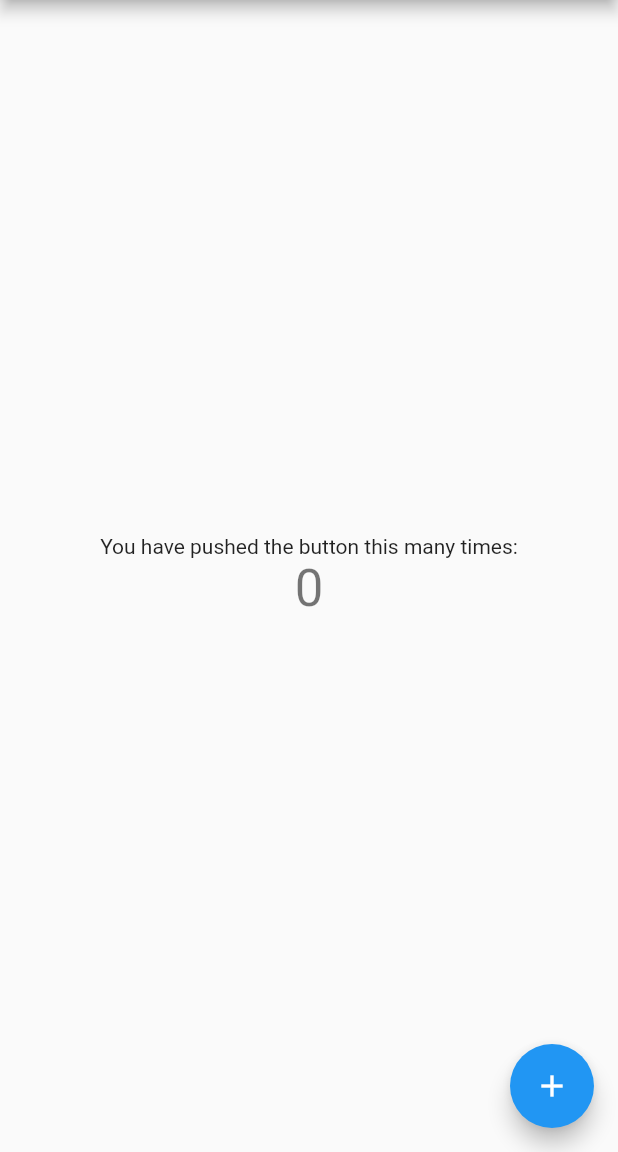
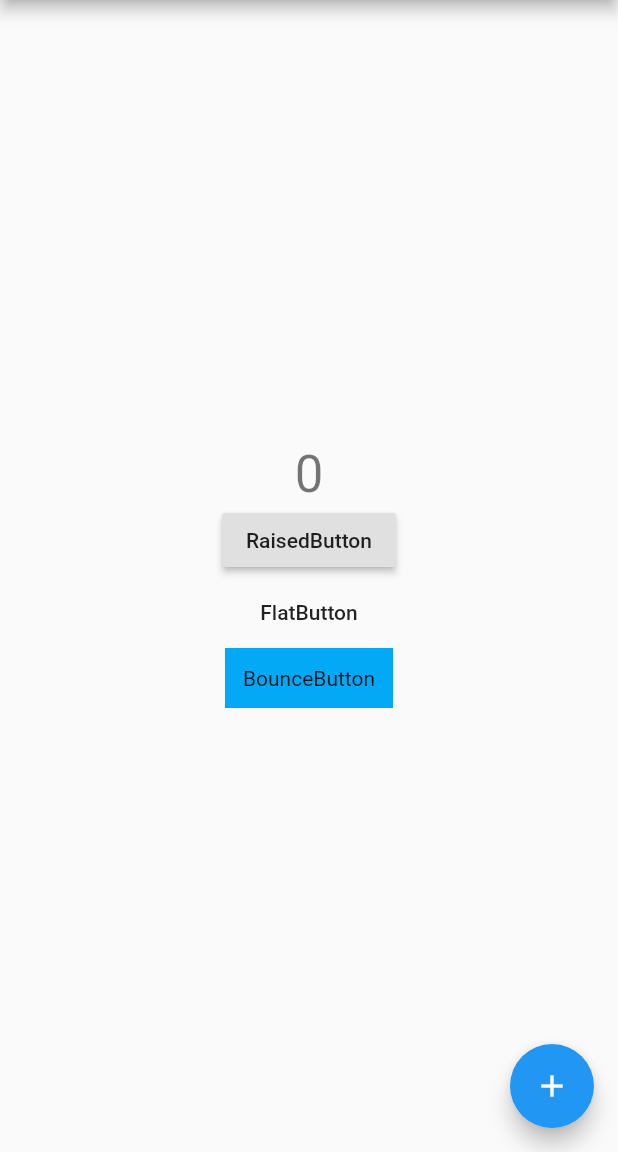
Before and after one commit to noboru-i/flutter_sample, a Flutter app: the screen it shows after launch, on a phone screen of 412 x 824 dp, the part 84-1236 px from its top. Run offline on Flutter 3.47's test engine with Material 2 defaults, Android fonts, the phone set to English and light mode, and no system bars.

Commit message:
implement BouceButton

```diff
--- a/lib/main.dart
+++ b/lib/main.dart
@@ -44,11 +44,24 @@ class _MyHomePageState extends State<MyHomePage> {
           mainAxisAlignment: MainAxisAlignment.center,
           children: <Widget>[
             Text(
-              'You have pushed the button this many times:',
-            ),
-            Text(
               '$_counter',
               style: Theme.of(context).textTheme.display1,
+            ),
+            RaisedButton(
+              onPressed: _incrementCounter,
+              child: Text('RaisedButton'),
+            ),
+            FlatButton(
+              onPressed: _incrementCounter,
+              child: Text('FlatButton'),
+            ),
+            BounceButton(
+              onPressed: _incrementCounter,
+              child: Container(
+                color: Colors.lightBlue,
+                padding: const EdgeInsets.all(12),
+                child: Text('BounceButton'),
+              ),
             ),
           ],
         ),
@@ -61,3 +74,61 @@ class _MyHomePageState extends State<MyHomePage> {
     );
   }
 }
+
+// ref: https://medium.com/flutter-community/flutter-bouncing-button-animation-ece660e19c91
+class BounceButton extends StatefulWidget {
+  BounceButton({
+    @required this.onPressed,
+    this.child,
+    this.ratio = 1.05,
+  });
+
+  final VoidCallback onPressed;
+  final Widget child;
+  final double ratio;
+
+  @override
+  _BounceButtonState createState() => _BounceButtonState();
+}
+
+class _BounceButtonState extends State<BounceButton>
+    with SingleTickerProviderStateMixin {
+  AnimationController _controller;
+  Animation<double> _scale;
+
+  @override
+  void initState() {
+    super.initState();
+    _controller = AnimationController(
+      vsync: this,
+      duration: Duration(milliseconds: 200),
+    );
+    _scale = _controller
+        .drive(
+          CurveTween(curve: Curves.slowMiddle),
+        )
+        .drive(
+          Tween(begin: 1, end: widget.ratio),
+        );
+  }
+
+  @override
+  void dispose() {
+    _controller.dispose();
+    super.dispose();
+  }
+
+  @override
+  Widget build(BuildContext context) {
+    return GestureDetector(
+      onTapDown: (_) => _controller.forward(),
+      onTapUp: (_) => _controller.reverse(),
+      onTapCancel: () => _controller.reverse(),
+      onTap: widget.onPressed,
+      child: ScaleTransition(
+        scale: _scale,
+        child: widget.child,
+      ),
+    );
+  }
+}
```
